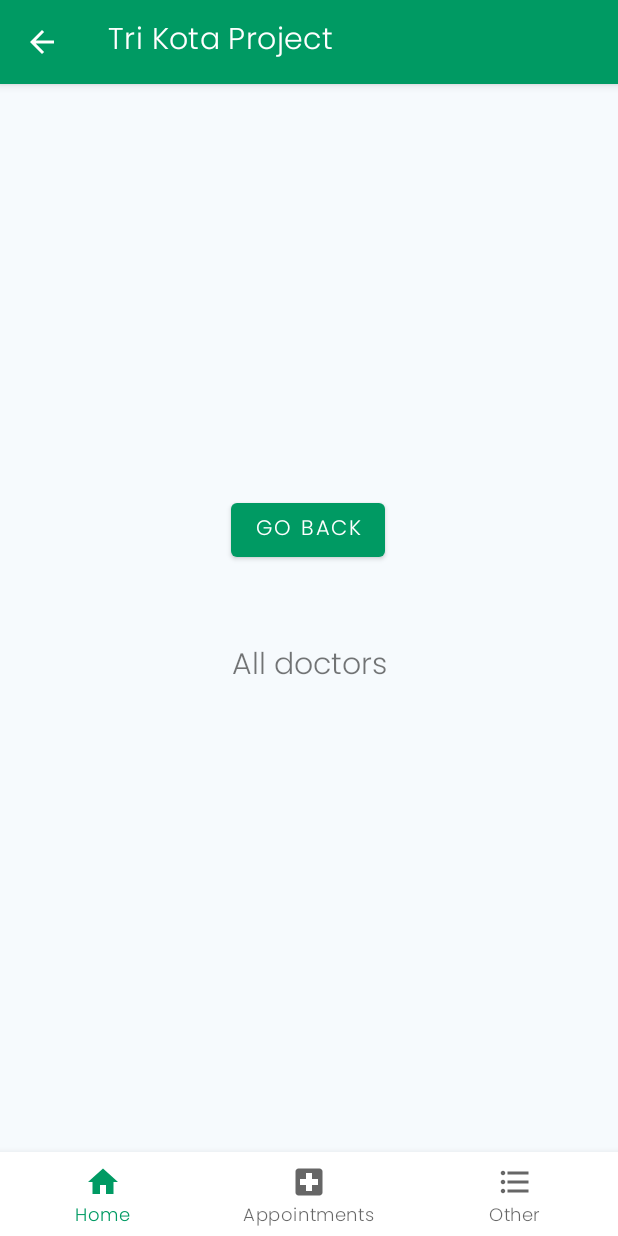
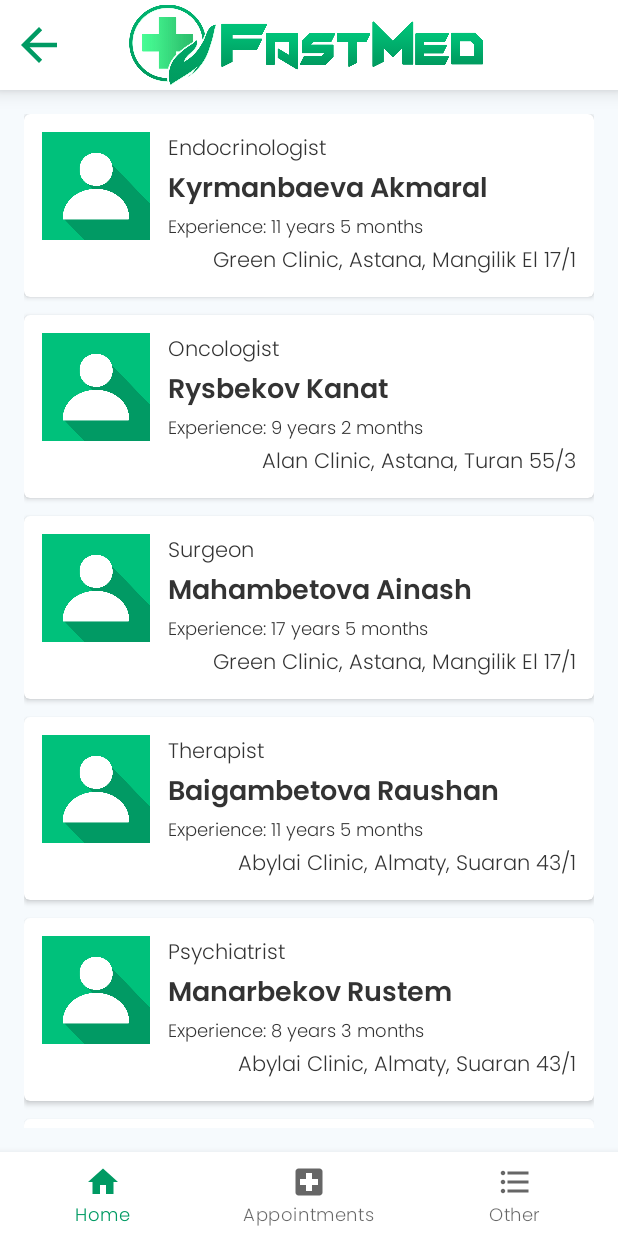
Before and after one commit to adilzhexen0v/TriKotaProject, an Android app: the AuthorizedActivity screen opened directly, with no data from a screen before it, after a tap on "All doctors", on a phone screen of 412 x 824 dp. Run offline under Robolectric (Android 15) with nearby library versions, the phone set to English and light mode, and no system bars.

Commit message:
add doctors page

```diff
--- a/app/src/main/java/com/example/trikotaproject/AuthorizedActivity.kt
+++ b/app/src/main/java/com/example/trikotaproject/AuthorizedActivity.kt
@@ -3,16 +3,11 @@ package com.example.trikotaproject
 import android.os.Bundle
 import android.view.MenuItem
 import android.view.View
+import android.widget.ImageView
 import com.google.android.material.bottomnavigation.BottomNavigationView
 import androidx.appcompat.app.AppCompatActivity
 import androidx.fragment.app.Fragment
-import androidx.fragment.app.FragmentManager
-import androidx.navigation.findNavController
-import androidx.navigation.ui.AppBarConfiguration
-import androidx.navigation.ui.setupActionBarWithNavController
-import androidx.navigation.ui.setupWithNavController
 import com.example.trikotaproject.contract.Navigator
-import com.example.trikotaproject.databinding.ActivityAuthorizedMainBinding
 import com.example.trikotaproject.ui.appointments.AppointmentsFragment
 import com.example.trikotaproject.ui.home.HomeFragment
 import com.example.trikotaproject.ui.home.doctors.DoctorsFragment
@@ -21,10 +16,12 @@ import com.example.trikotaproject.ui.other.OtherFragment
 class AuthorizedActivity : AppCompatActivity(), Navigator {
     private lateinit var bottomNav: BottomNavigationView
     private lateinit var currentFragment: String
+    private lateinit var toolbarBackButton: ImageView
 
     private val HOME = "home"
     private val APPOINTMENTS = "appointments"
     private val OTHER = "other"
+    private val DOCTORS = "doctors"
 
     override fun onCreate(savedInstanceState: Bundle?) {
         /*
@@ -48,10 +45,8 @@ class AuthorizedActivity : AppCompatActivity(), Navigator {
 
         super.onCreate(savedInstanceState)
         setContentView(R.layout.activity_authorized_main)
-        supportActionBar?.setDisplayHomeAsUpEnabled(false)
-        launchFragment(HomeFragment())
 
-        currentFragment = HOME
+        showHomePage()
 
         bottomNav = findViewById(R.id.nav_view)
         bottomNav.setOnItemSelectedListener {
@@ -73,47 +68,45 @@ class AuthorizedActivity : AppCompatActivity(), Navigator {
 
     }
 
-    override fun onOptionsItemSelected(item: MenuItem): Boolean {
-        if(item.itemId == android.R.id.home) {
-            when(currentFragment){
-                HOME -> showHomePage()
-                APPOINTMENTS -> showAppointmentsPage()
-                OTHER -> showOtherPage()
-            }
-        }
-        return true
-    }
 
     private fun launchFragment(fragment: Fragment) {
         val transaction = supportFragmentManager.beginTransaction()
         transaction.replace(R.id.nav_host_fragment_activity_main,fragment)
         transaction.commit()
+        showOrHideBackButton()
+    }
+
+    private fun showOrHideBackButton(){
+        toolbarBackButton = findViewById(R.id.toolbar_back_button)
+        if(currentFragment != HOME && currentFragment != APPOINTMENTS && currentFragment != OTHER) {
+            toolbarBackButton.visibility = View.VISIBLE
+        } else {
+            toolbarBackButton.visibility = View.INVISIBLE
+        }
+        toolbarBackButton.setOnClickListener {
+            when(currentFragment){
+                DOCTORS -> showHomePage()
+            }
+        }
     }
 
     override fun showDoctors(){
+        currentFragment = DOCTORS
         launchFragment(DoctorsFragment())
-        supportActionBar?.setDisplayHomeAsUpEnabled(true)
     }
 
-    override fun goToHome() {
+    override fun showHomePage() {
+        currentFragment = HOME
         launchFragment(HomeFragment())
     }
 
-    override fun showHomePage() {
-        launchFragment(HomeFragment())
-        currentFragment = HOME
-        supportActionBar?.setDisplayHomeAsUpEnabled(false)
-    }
-
     override fun showAppointmentsPage() {
+        currentFragment = APPOINTMENTS
         launchFragment(AppointmentsFragment())
-        currentFragment = APPOINTMENTS
-        supportActionBar?.setDisplayHomeAsUpEnabled(false)
     }
 
     override fun showOtherPage() {
+        currentFragment = OTHER
         launchFragment(OtherFragment())
-        currentFragment = OTHER
-        supportActionBar?.setDisplayHomeAsUpEnabled(false)
     }
 }
--- a/app/src/main/java/com/example/trikotaproject/contract/Navigator.kt
+++ b/app/src/main/java/com/example/trikotaproject/contract/Navigator.kt
@@ -11,5 +11,4 @@ interface Navigator {
     fun showAppointmentsPage()
     fun showOtherPage()
     fun showDoctors()
-    fun goToHome()
 }
--- a/app/src/main/java/com/example/trikotaproject/ui/home/doctors/DoctorsFragment.kt
+++ b/app/src/main/java/com/example/trikotaproject/ui/home/doctors/DoctorsFragment.kt
@@ -7,19 +7,25 @@ import android.view.ViewGroup
 import androidx.fragment.app.Fragment
 import com.example.trikotaproject.contract.navigator
 import com.example.trikotaproject.databinding.FragmentHomeDoctorsBinding
+import com.example.trikotaproject.ui.home.doctors.adapter.DoctorAdapter
+import com.example.trikotaproject.ui.home.doctors.data.DoctorDatasource
 
 class DoctorsFragment: Fragment() {
+
+    private lateinit var binding: FragmentHomeDoctorsBinding
+
     override fun onCreateView(
         inflater: LayoutInflater,
         container: ViewGroup?,
         savedInstanceState: Bundle?
-    ): View? = FragmentHomeDoctorsBinding.inflate(inflater, container, false).apply {
-        goBackBtn.setOnClickListener { onToMainMenuPressed() }
-    }.root
-
-
+    ): View? {
+        binding = FragmentHomeDoctorsBinding.inflate(inflater, container, false)
+        val doctorsRecyclerView = binding.recyclerView
+        doctorsRecyclerView.adapter = DoctorAdapter(container?.context, DoctorDatasource.doctors)
+        return binding.root
+    }
 
     private fun onToMainMenuPressed() {
-        navigator().goToHome()
+        navigator().showHomePage()
     }
 }
--- /dev/null
+++ b/app/src/main/java/com/example/trikotaproject/ui/home/doctors/adapter/DoctorAdapter.kt
@@ -0,0 +1,46 @@
+package com.example.trikotaproject.ui.home.doctors.adapter
+
+import android.content.Context
+import android.provider.Settings.Global.getString
+import android.view.LayoutInflater
+import android.view.View
+import android.view.ViewGroup
+import android.widget.TextView
+import androidx.recyclerview.widget.RecyclerView
+import com.example.trikotaproject.R
+import com.example.trikotaproject.ui.home.doctors.data.DoctorDatasource
+import com.example.trikotaproject.ui.home.doctors.model.DoctorModel
+
+class DoctorAdapter(
+    private val context: Context?,
+    private val dataset: List<DoctorModel>
+): RecyclerView.Adapter<DoctorAdapter.DoctorCardViewHolder>(){
+
+    private val doctorsList = DoctorDatasource.doctors
+
+    class DoctorCardViewHolder(view: View?): RecyclerView.ViewHolder(view!!){
+        val doctorNameTextView: TextView? = view!!.findViewById(R.id.item_home_doctors_name)
+        val doctorOccupationTextView: TextView? = view!!.findViewById(R.id.item_home_doctors_occupation)
+        val doctorExperienceTextView: TextView? = view!!.findViewById(R.id.item_home_doctors_experience)
+        val doctorHospitalTextView: TextView? = view!!.findViewById(R.id.item_home_doctors_hospital)
+    }
+
+
+    override fun onCreateViewHolder(parent: ViewGroup, viewType: Int): DoctorCardViewHolder {
+        val adapterLayout = LayoutInflater.from(parent.context)
+            .inflate(R.layout.item_home_doctors, parent, false)
+        return DoctorCardViewHolder(adapterLayout)
+    }
+
+    override fun onBindViewHolder(holder: DoctorCardViewHolder, position: Int) {
+        val doctorData = dataset[position]
+        holder.doctorNameTextView?.text = doctorData.name
+        holder.doctorOccupationTextView?.text = doctorData.occupation
+        holder.doctorExperienceTextView?.text = "Experience: ${doctorData.experience}"
+        holder.doctorHospitalTextView?.text = doctorData.hospital
+    }
+
+    override fun getItemCount(): Int {
+        return doctorsList.size
+    }
+}
--- /dev/null
+++ b/app/src/main/java/com/example/trikotaproject/ui/home/doctors/data/DoctorDatasource.kt
@@ -0,0 +1,50 @@
+package com.example.trikotaproject.ui.home.doctors.data
+
+import com.example.trikotaproject.ui.home.doctors.model.DoctorModel
+
+object DoctorDatasource {
+    val doctors: List<DoctorModel> = listOf(
+        DoctorModel(
+            "Kyrmanbaeva Akmaral",
+            "Endocrinologist",
+            "11 years 5 months",
+            "Green Clinic, Astana, Mangilik El 17/1"
+        ),
+        DoctorModel(
+            "Rysbekov Kanat",
+            "Oncologist",
+            "9 years 2 months",
+            "Alan Clinic, Astana, Turan 55/3"
+        ),
+        DoctorModel(
+            "Mahambetova Ainash",
+            "Surgeon",
+            "17 years 5 months",
+            "Green Clinic, Astana, Mangilik El 17/1"
+        ),
+        DoctorModel(
+            "Baigambetova Raushan",
+            "Therapist",
+            "11 years 5 months",
+            "Abylai Clinic, Almaty, Suaran 43/1"
+        ),
+        DoctorModel(
+            "Manarbekov Rustem",
+            "Psychiatrist",
+            "8 years 3 months",
+            "Abylai Clinic, Almaty, Suaran 43/1"
+        ),
+        DoctorModel(
+            "Bekbasova Assel",
+            "Neurologist",
+            "15 years 1 months",
+            "Green Clinic, Astana, Mangilik El 17/1"
+        ),
+        DoctorModel(
+            "Akhmetov Serik",
+            "Surgeon",
+            "9 years 7 months",
+            "Alan Clinic, Astana, Turan 55/3"
+        ),
+    )
+}
--- /dev/null
+++ b/app/src/main/java/com/example/trikotaproject/ui/home/doctors/model/DoctorModel.kt
@@ -0,0 +1,8 @@
+package com.example.trikotaproject.ui.home.doctors.model
+
+data class DoctorModel(
+    val name: String,
+    val occupation: String,
+    val experience: String,
+    val hospital: String
+)
--- /dev/null
+++ b/app/src/main/res/drawable/ic_baseline_arrow_back_24.xml
@@ -0,0 +1,5 @@
+<vector android:autoMirrored="true" android:height="24dp"
+    android:tint="#009A63" android:viewportHeight="24"
+    android:viewportWidth="24" android:width="24dp" xmlns:android="http://schemas.android.com/apk/res/android">
+    <path android:fillColor="@android:color/white" android:pathData="M20,11H7.83l5.59,-5.59L12,4l-8,8 8,8 1.41,-1.41L7.83,13H20v-2z"/>
+</vector>
--- a/app/src/main/res/layout/activity_authorized_main.xml
+++ b/app/src/main/res/layout/activity_authorized_main.xml
@@ -6,7 +6,37 @@
     android:layout_height="match_parent"
     xmlns:tools="http://schemas.android.com/tools"
     tools:context=".AuthorizedActivity">
+    <LinearLayout
+        android:id="@+id/toolbar"
+        android:layout_width="match_parent"
+        android:layout_height="wrap_content"
+        app:layout_constraintTop_toTopOf="parent"
+        app:layout_constraintStart_toStartOf="parent"
+        app:layout_constraintBottom_toTopOf="@id/nav_host_fragment_activity_main"
+        android:orientation="horizontal"
+        android:elevation="8dp"
+        android:background="?android:attr/windowBackground"
+        >
+        <ImageView
+            android:id="@+id/toolbar_back_button"
+            android:visibility="invisible"
+            android:layout_width="36dp"
+            android:layout_height="36dp"
+            android:layout_gravity="center"
+            android:src="@drawable/ic_baseline_arrow_back_24"
+            android:layout_marginStart="8dp"
+            />
 
+        <ImageView
+            android:id="@+id/toolbar_logo"
+            android:layout_width="240dp"
+            android:layout_height="60dp"
+            android:layout_gravity="center"
+            android:src="@drawable/toolbarlogo"
+            android:layout_marginStart="40dp"
+            />
+
+    </LinearLayout>
 
     <com.google.android.material.bottomnavigation.BottomNavigationView
         android:id="@+id/nav_view"
@@ -24,15 +54,14 @@
         android:id="@+id/nav_host_fragment_activity_main"
         android:name="androidx.navigation.fragment.NavHostFragment"
         android:layout_width="match_parent"
-        android:layout_height="match_parent"
+        android:layout_height="0dp"
+        android:background="@color/bg"
+        android:padding="16dp"
         app:defaultNavHost="true"
-        android:layout_marginTop="-0dp"
         app:layout_constraintBottom_toTopOf="@id/nav_view"
         app:layout_constraintLeft_toLeftOf="parent"
         app:layout_constraintRight_toRightOf="parent"
-        app:layout_constraintTop_toTopOf="parent"
-        app:navGraph="@navigation/mobile_navigation"
-        android:background="@color/bg"
-        android:padding="16dp"/>
+        app:layout_constraintTop_toBottomOf="@id/toolbar"
+        app:navGraph="@navigation/mobile_navigation" />
 
 </androidx.constraintlayout.widget.ConstraintLayout>
--- a/app/src/main/res/layout/fragment_home_doctors.xml
+++ b/app/src/main/res/layout/fragment_home_doctors.xml
@@ -6,30 +6,9 @@
     android:layout_height="match_parent"
     tools:context=".ui.appointments.AppointmentsFragment">
 
-    <TextView
-        android:id="@+id/text_doctors"
+    <androidx.recyclerview.widget.RecyclerView
+        android:id="@+id/recycler_view"
+        app:layoutManager="LinearLayoutManager"
         android:layout_width="match_parent"
-        android:layout_height="wrap_content"
-        android:layout_marginStart="8dp"
-        android:layout_marginTop="8dp"
-        android:layout_marginEnd="8dp"
-        android:textAlignment="center"
-        android:textSize="20sp"
-        android:text="@string/show_doctors"
-        app:layout_constraintBottom_toBottomOf="parent"
-        app:layout_constraintEnd_toEndOf="parent"
-        app:layout_constraintStart_toStartOf="parent"
-        app:layout_constraintTop_toTopOf="parent" />
-
-    <Button
-        android:id="@+id/go_back_btn"
-        android:layout_width="wrap_content"
-        android:layout_height="wrap_content"
-        android:text="Go Back"
-        app:layout_constraintBottom_toBottomOf="parent"
-        app:layout_constraintEnd_toEndOf="parent"
-        app:layout_constraintHorizontal_bias="0.498"
-        app:layout_constraintStart_toStartOf="parent"
-        app:layout_constraintTop_toTopOf="parent"
-        app:layout_constraintVertical_bias="0.374" />
+        android:layout_height="match_parent" />
 </androidx.constraintlayout.widget.ConstraintLayout>
--- /dev/null
+++ b/app/src/main/res/layout/item_home_doctors.xml
@@ -0,0 +1,58 @@
+<?xml version="1.0" encoding="utf-8"?>
+<com.google.android.material.card.MaterialCardView
+    xmlns:android="http://schemas.android.com/apk/res/android"
+    xmlns:app="http://schemas.android.com/apk/res-auto"
+    android:layout_width="match_parent"
+    android:layout_height="wrap_content"
+    app:cardElevation="2dp"
+    app:cardCornerRadius="4dp"
+    android:layout_marginBottom="12dp"
+    android:outlineSpotShadowColor="@color/gray"
+    >
+    <LinearLayout
+        android:layout_width="match_parent"
+        android:layout_height="wrap_content"
+        android:padding="12dp"
+        android:orientation="horizontal">
+        <ImageView
+            android:layout_width="72dp"
+            android:layout_height="72dp"
+            android:src="@drawable/profilelogo"/>
+        <LinearLayout
+            android:layout_width="match_parent"
+            android:layout_height="wrap_content"
+            android:layout_marginStart="12dp"
+            android:orientation="vertical">
+            <TextView
+                android:id="@+id/item_home_doctors_occupation"
+                android:layout_width="wrap_content"
+                android:layout_height="wrap_content"
+                android:text="Surgeon"
+                android:textSize="14sp"
+                android:textColor="@color/gray"/>
+            <TextView
+                android:id="@+id/item_home_doctors_name"
+                android:layout_width="wrap_content"
+                android:layout_height="wrap_content"
+                android:text="Name Surname"
+                android:textSize="18sp"
+                android:fontFamily="@font/poppins_bold"
+                android:textColor="@color/gray"/>
+            <TextView
+                android:id="@+id/item_home_doctors_experience"
+                android:layout_width="wrap_content"
+                android:layout_height="wrap_content"
+                android:text="Experience: 7 years 4 months"
+                android:textSize="12sp"
+                android:textColor="@color/gray"/>
+            <TextView
+                android:id="@+id/item_home_doctors_hospital"
+                android:layout_width="wrap_content"
+                android:layout_height="wrap_content"
+                android:layout_gravity="end"
+                android:text="Abylai Clinic, Astana, Mangilik El 19/2"
+                android:textSize="14sp"
+                android:textColor="@color/gray"/>
+        </LinearLayout>
+    </LinearLayout>
+</com.google.android.material.card.MaterialCardView >
--- a/app/src/main/res/values/strings.xml
+++ b/app/src/main/res/values/strings.xml
@@ -11,4 +11,5 @@
     <string name="social_networks">Social Networks</string>
     <string name="log_out">Log out</string>
     <string name="text_appointments_page">You don’t have any booked appointments</string>
+    <string name="experience">Experience: %s</string>
 </resources>
--- a/app/src/main/res/values/themes.xml
+++ b/app/src/main/res/values/themes.xml
@@ -12,6 +12,8 @@
         <!-- Status bar color. -->
         <item name="android:statusBarColor">?attr/colorPrimary</item>
         <item name="android:fontFamily">@font/poppins_light</item>
+        <item name="windowActionBar">false</item>
+        <item name="windowNoTitle">true</item>
         <!-- Customize your theme here. -->
     </style>
 </resources>
```
Also changed, not shown: app/src/main/res/drawable/profilelogo.jpg (added), app/src/main/res/font/poppins_bold.ttf (added).
